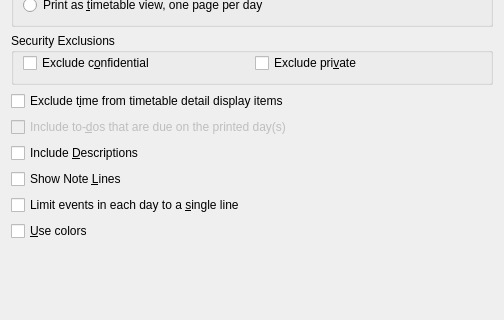
Qt form printing/calprintdayconfig_base.ui (KDE/korganizer) before a commit; both pictures show x 0 to 504 and y 200 to 520 of the 504 by 520 pixel window.
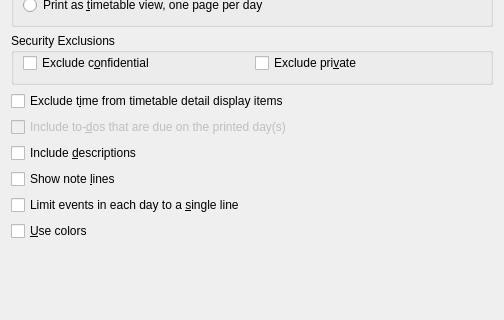
The same form after that commit. Custom widgets are drawn as their Qt base class.

```diff
--- a/printing/calprintdayconfig_base.ui
+++ b/printing/calprintdayconfig_base.ui
@@ -288,7 +288,7 @@
       <string>Check this option to include the more detailed description for each event.</string>
      </property>
      <property name="text" >
-      <string>Include &amp;Descriptions</string>
+      <string>Include &amp;descriptions</string>
      </property>
     </widget>
    </item>
@@ -298,7 +298,7 @@
       <string>Check this option to draw note lines </string>
      </property>
      <property name="text" >
-      <string>Show Note &amp;Lines</string>
+      <string>Show note &amp;lines</string>
      </property>
     </widget>
    </item>
```
